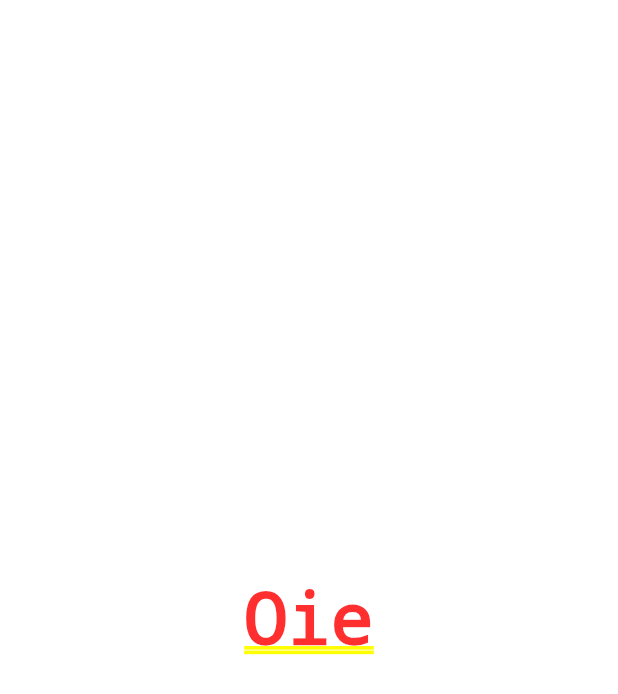
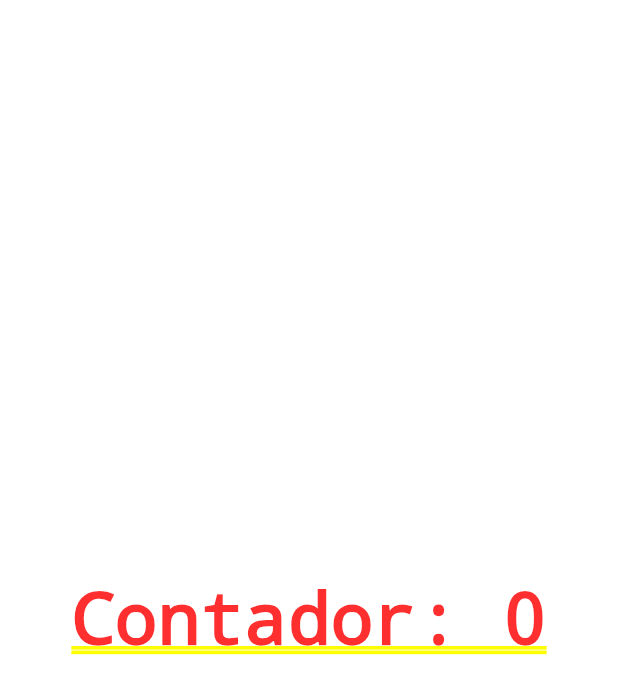
Before and after one commit to yasukawa426/flutter_video_aula, a Flutter app: the screen it shows after launch, on a phone screen of 412 x 824 dp. Shown: the top 694 px of the screen. Run offline on Flutter 3.47's test engine with Material 2 defaults, Android fonts, the light colour scheme and no system bars.

Commit message:
Adicionado uma função de contador utilizando o state

```diff
--- a/lib/main.dart
+++ b/lib/main.dart
@@ -34,8 +34,20 @@
 
 //state de homepage
 class HomePageState extends State<HomePage> {
+  int counter = 0;
+
   @override
   Widget build(BuildContext context) {
-    return const Center(child: Text('Oie'));
+    return Center(
+      child: GestureDetector(
+          child: Text('Contador: $counter'),
+          onTap: () {
+            setState(() { //o setstate é necessario para o estado atualizar. Se n, n veriamos nenhuma atualização na tela
+            counter++;
+            });
+            print('clicado $counter vezes');
+
+          }),
+    );
   }
 }
```
